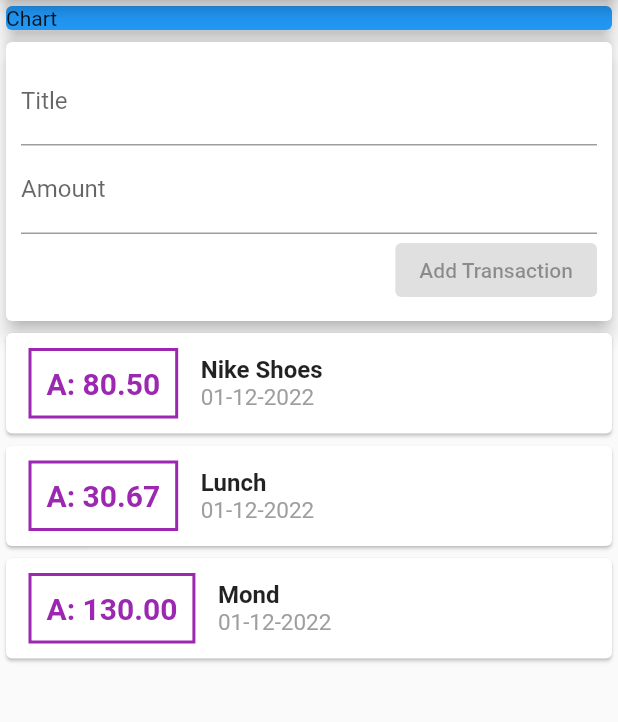
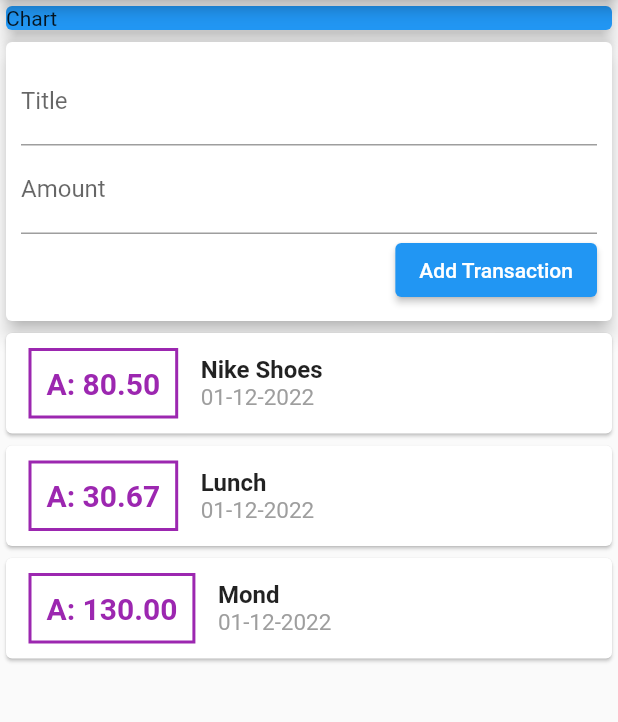
Before and after one commit to alex-pythonista/expense-manager-mobile-app, a Flutter app: the screen it shows after launch, on a phone screen of 412 x 824 dp, the part 84-806 px from its top. Run offline on Flutter 3.47's test engine with Material 2 defaults, Android fonts, the phone set to English and light mode, and no system bars.

Commit message:
TextEditingController for text input

```diff
--- a/lib/main.dart
+++ b/lib/main.dart
@@ -38,6 +38,12 @@ class HomePage extends StatelessWidget {
     ),
   ];
 
+  // String? titleInput;
+  // String? amountInput;
+
+  final titleController = TextEditingController();
+  final amountController = TextEditingController();
+
   @override
   Widget build(BuildContext context) {
     return Scaffold(
@@ -62,16 +68,22 @@ class HomePage extends StatelessWidget {
               padding: EdgeInsets.all(10),
               child: Column(
                 crossAxisAlignment: CrossAxisAlignment.end,
-                children: const [
+                children: [
                   TextField(
-                    decoration: InputDecoration(labelText: "Title"),
+                    decoration: const InputDecoration(labelText: "Title"),
+                    controller: titleController,
+                    // onChanged: (val) => titleInput = val,
                   ),
                   TextField(
-                    decoration: InputDecoration(labelText: "Amount"),
+                    decoration: const InputDecoration(labelText: "Amount"),
+                    controller: amountController,
+                    // onChanged: ((value) => amountInput = value),
                   ),
                   ElevatedButton(
-                    onPressed: null,
-                    child: Text("Add Transaction"),
+                    onPressed: () {
+                      print(titleController.text);
+                    },
+                    child: const Text("Add Transaction"),
                   )
                 ],
               ),
```
